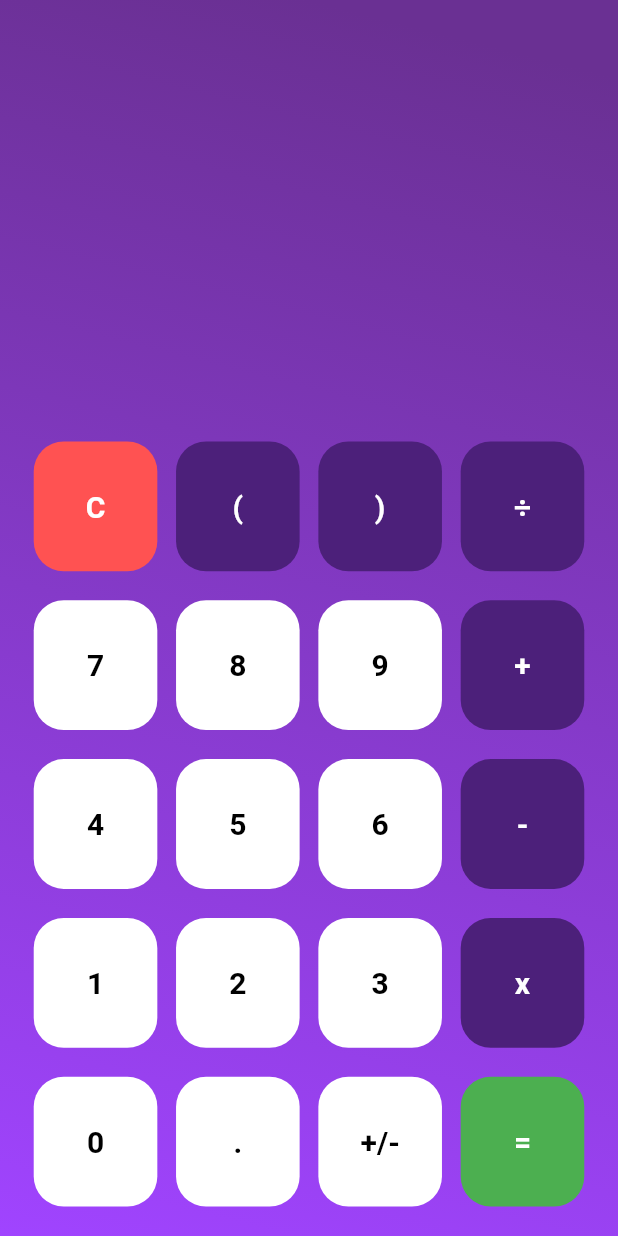
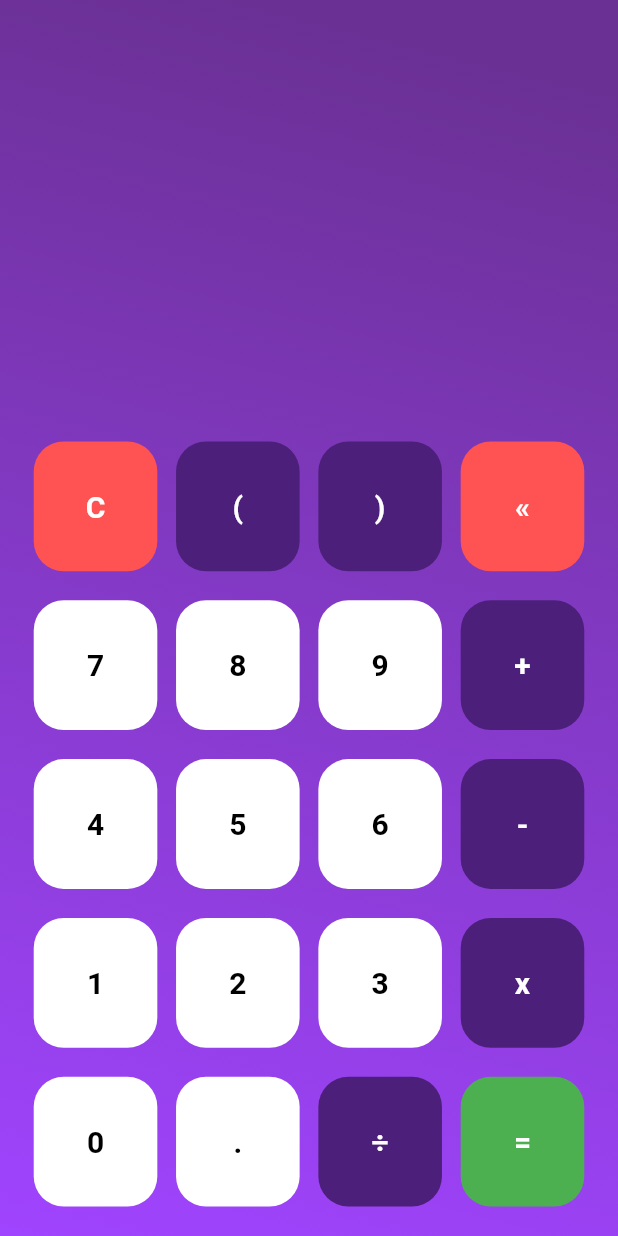
Before and after one commit to musiolmarco/MathApp, a Flutter app: the screen it shows after launch, on a phone screen of 412 x 824 dp. Run offline on Flutter 3.47's test engine with Material 2 defaults, Android fonts, the phone set to English and light mode, and no system bars; our stand-ins replace math_expressions.

Commit message:
Changed buttons

```diff
--- a/lib/pages/calculator_page.dart
+++ b/lib/pages/calculator_page.dart
@@ -23,6 +23,7 @@ class _CalculatorPageState extends State<CalculatorPage> {
     ContextModel cm = ContextModel();
     double eval = exp.evaluate(EvaluationType.REAL, cm);
 
+
     setState(() {
       calculationString = eval.toString();
     });
@@ -38,6 +39,10 @@ class _CalculatorPageState extends State<CalculatorPage> {
     setState(() {
       calculationString = "";
     });
+  }
+
+  bool checkIfNumberIsInt(num value){
+    return value is int || value == value.roundToDouble();
   }
 
   @override
--- a/lib/widgets/calculator/calculator_column.dart
+++ b/lib/widgets/calculator/calculator_column.dart
@@ -22,7 +22,7 @@ class CalculatorColumn extends StatelessWidget {
       CalculatorButton(pressed: clearButtonPressed, displayValue: "C", color: Colors.redAccent, textColor: Colors.white),
       CalculatorButton(pressed: buttonPressed, displayValue: "(", color: purpleButtonColor, textColor: Colors.white),
       CalculatorButton(pressed: buttonPressed, displayValue: ")", color: purpleButtonColor, textColor: Colors.white),
-      CalculatorButton(pressed: buttonPressed, displayValue: "÷", color: purpleButtonColor, textColor: Colors.white),
+      CalculatorButton(pressed: (){}, displayValue: "«", color: Colors.redAccent, textColor: Colors.white),
     ];
 
     buttonRow2 = [
@@ -49,7 +49,7 @@ class CalculatorColumn extends StatelessWidget {
     buttonRow5 = [
       CalculatorButton(pressed: buttonPressed, displayValue: "0", color: Colors.white, textColor: Colors.black),
       CalculatorButton(pressed: buttonPressed, displayValue: ".", color: Colors.white, textColor: Colors.black),
-      CalculatorButton(pressed: (){}, displayValue: "+/-", color: Colors.white, textColor: Colors.black),
+      CalculatorButton(pressed: buttonPressed, displayValue: "÷", color: purpleButtonColor, textColor: Colors.white),
       CalculatorButton(pressed: calculateButtonPressed, displayValue: "=", color: Colors.green , textColor: Colors.white),
     ];
   }
```
